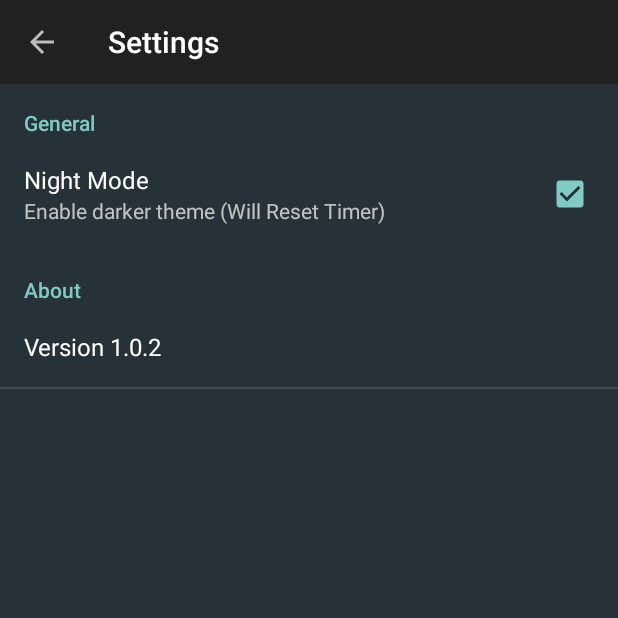
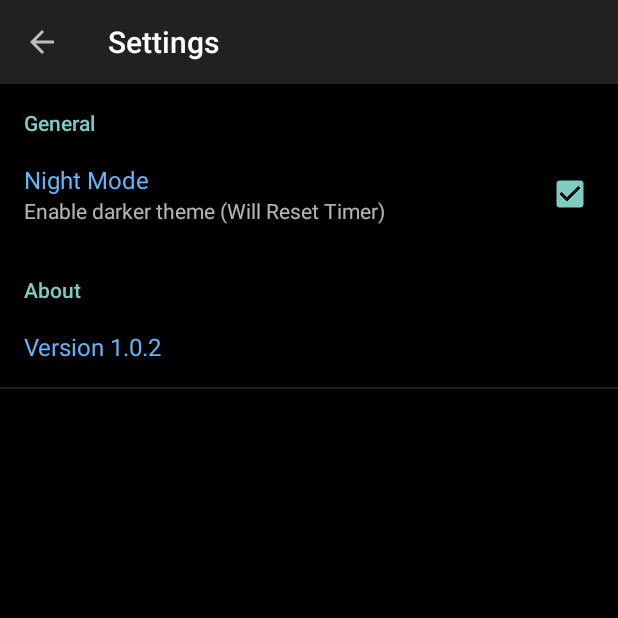
Before and after one commit to AquaMorph/Play-Stopper, an Android app: the Preference screen opened directly, with no data from a screen before it, on a phone screen of 412 x 824 dp, the top half of it. Run offline under Robolectric (Android 15) with nearby library versions, the phone set to English and light mode, and no system bars.

Commit message:
Fixed theme switching for Lollipop

```diff
--- a/mobile/src/main/AndroidManifest.xml
+++ b/mobile/src/main/AndroidManifest.xml
@@ -6,7 +6,7 @@
         android:allowBackup="true"
         android:icon="@drawable/ic_launcher"
         android:label="@string/app_name"
-        android:theme="@style/Dark" >
+        android:theme="@style/Light" >
         <activity
             android:name="com.aquamorph.playstopper.MainActivity"
             android:label="@string/app_name"
--- a/mobile/src/main/java/com/aquamorph/playstopper/MainActivity.java
+++ b/mobile/src/main/java/com/aquamorph/playstopper/MainActivity.java
@@ -8,8 +8,8 @@ import android.content.Intent;
 import android.content.SharedPreferences;
 import android.content.SharedPreferences.OnSharedPreferenceChangeListener;
 import android.content.res.Configuration;
-import android.graphics.Color;
 import android.media.AudioManager;
+import android.os.Build;
 import android.os.Bundle;
 import android.preference.PreferenceManager;
 import android.support.v7.app.AppCompatActivity;
@@ -187,6 +187,11 @@ public class MainActivity extends AppCompatActivity implements OnClickListener,
 	public static void theme(Activity activity) {
 		if (userChoice) {
 			activity.setTheme(R.style.Dark);
+			if (Build.VERSION.SDK_INT >= 21) {
+				activity.getWindow().setNavigationBarColor(activity.getResources().getColor(R.color.primary_dark_material_dark));
+				activity.getWindow().setStatusBarColor(activity.getResources().getColor(R.color.primary_dark_material_dark));
+				activity.getWindow().getDecorView().setBackgroundColor(activity.getResources().getColor(R.color.primary_dark_material_dark));
+			}
 		}
 		else {
 			activity.setTheme(R.style.Light);
--- a/mobile/src/main/res/values/color.xml
+++ b/mobile/src/main/res/values/color.xml
@@ -2,7 +2,7 @@
 <resources>
     <color name="primary">#2196F3</color>
     <color name="primary_dark">#1976D2</color>
-    <color name="primary_light">#64B5F6</color>
-    <color name="text_light">#E3F2FD</color>
+    <color name="primary_light">#E3F2FD</color>
+    <color name="text_light">#64B5F6</color>
     <color name="text_dark">#263238</color>
 </resources>
--- a/mobile/src/main/res/values/styles.xml
+++ b/mobile/src/main/res/values/styles.xml
@@ -5,7 +5,7 @@
         <item name="colorPrimaryDark">@color/primary_dark</item>
         <item name="colorAccent">@color/text_light</item>
         <item name="android:textColor">@color/text_light</item>
-        <item name="android:textColorPrimary">@color/text_light</item>
+        <item name="android:textColorPrimary">@color/primary_light</item>
         <item name="android:textColorSecondary">@color/text_light</item>
         <item name="android:colorBackground">@color/primary_light</item>
         <item name="colorButtonNormal">@color/primary</item>
```
